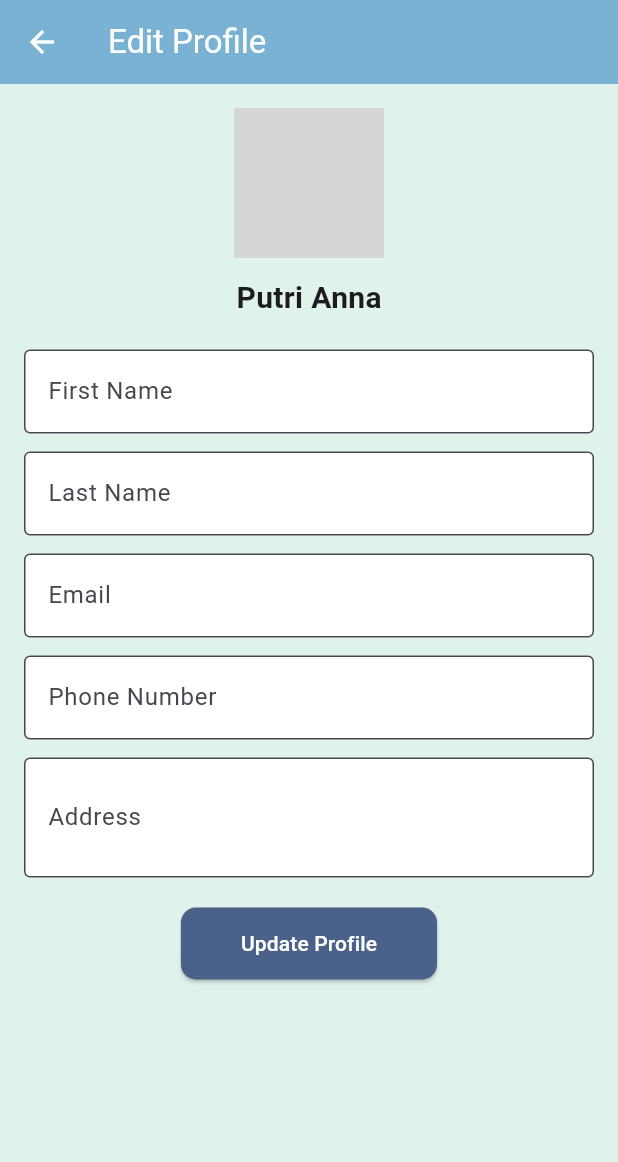
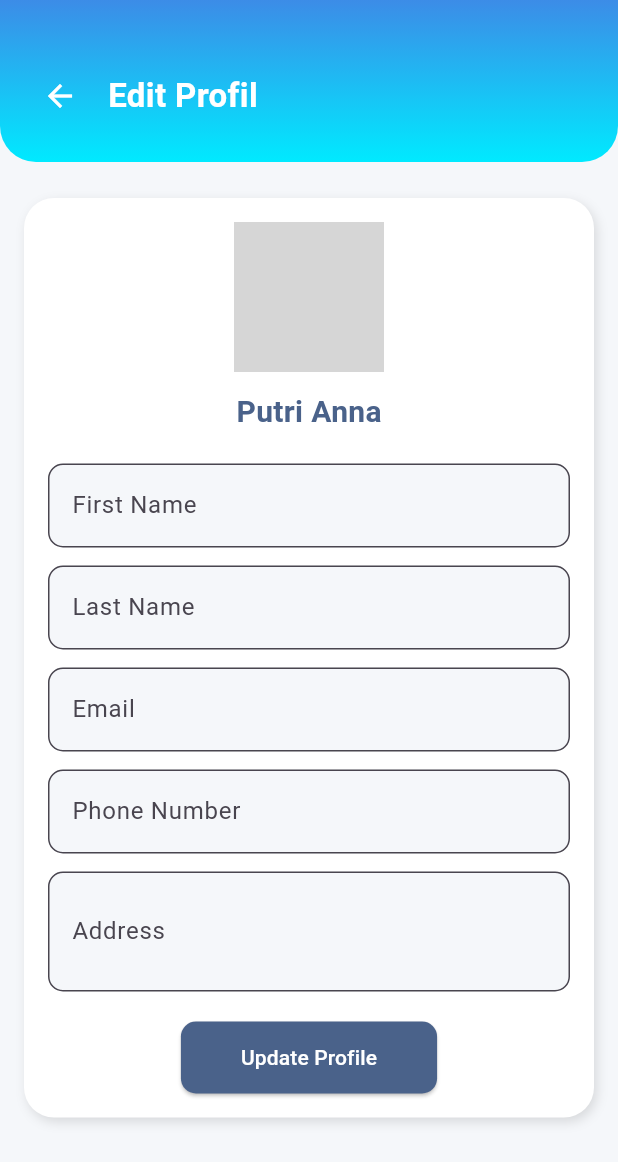
Before and after one commit to imxey/mobprog_3, a Flutter app: the EditProfileScreen screen opened directly, on a phone screen of 412 x 824 dp. Shown: the top 1162 px of the screen. Run offline on Flutter 3.47's test engine with Material 3 defaults, Android fonts, the phone set to English and light mode, and no system bars; our stand-ins replace flutter_rating_bar, infinite_carousel; network calls fail; grey boxes are pictures that could not be loaded.

Commit message:
tambah back about us & ganti design edit profile

```diff
--- a/lib/pages/aboutus.dart
+++ b/lib/pages/aboutus.dart
@@ -24,11 +24,20 @@ class AboutUsScreen extends StatelessWidget {
                 bottomRight: Radius.circular(24),
               ),
             ),
-            child: const SafeArea(
+            child: SafeArea(
               child: Column(
                 crossAxisAlignment: CrossAxisAlignment.start,
                 children: [
-                  Text(
+                  Row(
+                    children: [
+                      IconButton(
+                        icon: const Icon(Icons.arrow_back, color: Colors.white),
+                        onPressed: () {
+                          Navigator.pop(context);
+                        },
+                      ),
+                      const SizedBox(width: 8),
+                      const Text(
                         'Tentang Kami',
                         style: TextStyle(
                           color: Colors.white,
@@ -36,8 +45,10 @@ class AboutUsScreen extends StatelessWidget {
                           fontWeight: FontWeight.bold,
                         ),
                       ),
-                  SizedBox(height: 12),
-                  Text(
+                    ],
+                  ),
+                  const SizedBox(height: 12),
+                  const Text(
                     'Kami adalah mahasiswa TI yang berkolaborasi membuat aplikasi pemesanan jasa desain grafis berbasis mobile.',
                     style: TextStyle(color: Colors.white, fontSize: 14),
                   ),
@@ -45,6 +56,7 @@ class AboutUsScreen extends StatelessWidget {
               ),
             ),
           ),
+
 
           const SizedBox(height: 24),
 
--- a/lib/pages/editprofile.dart
+++ b/lib/pages/editprofile.dart
@@ -27,14 +27,66 @@ class _EditProfileScreenState extends State<EditProfileScreen> {
   @override
   Widget build(BuildContext context) {
     return Scaffold(
-      backgroundColor: const Color(0xFFDFF2EB),
-      appBar: AppBar(
-        backgroundColor: const Color(0xFF7AB2D3),
-        title: const Text('Edit Profile', style: TextStyle(color: Colors.white)),
-        iconTheme: const IconThemeData(color: Colors.white),
+      backgroundColor: const Color(0xFFF5F7FA),
+      body: Column(
+        children: [
+          // Gradient Header
+          Container(
+            width: double.infinity,
+            padding: const EdgeInsets.fromLTRB(16, 40, 16, 20),
+            decoration: const BoxDecoration(
+              gradient: LinearGradient(
+                colors: [Color(0xFF3C8CE7), Color(0xFF00EAFF)],
+                begin: Alignment.topCenter,
+                end: Alignment.bottomCenter,
               ),
-      body: SingleChildScrollView(
-        padding: const EdgeInsets.all(16.0),
+              borderRadius: BorderRadius.only(
+                bottomLeft: Radius.circular(24),
+                bottomRight: Radius.circular(24),
+              ),
+            ),
+            child: SafeArea(
+              child: Row(
+                children: [
+                  IconButton(
+                    icon: const Icon(Icons.arrow_back, color: Colors.white),
+                    onPressed: () {
+                      Navigator.pop(context);
+                    },
+                  ),
+                  const SizedBox(width: 8),
+                  const Text(
+                    'Edit Profil',
+                    style: TextStyle(
+                      color: Colors.white,
+                      fontSize: 22,
+                      fontWeight: FontWeight.bold,
+                    ),
+                  ),
+                ],
+              ),
+            ),
+          ),
+
+          const SizedBox(height: 24),
+
+          // Form Container
+          Expanded(
+            child: SingleChildScrollView(
+              padding: const EdgeInsets.symmetric(horizontal: 16),
+              child: Container(
+                padding: const EdgeInsets.all(16),
+                decoration: BoxDecoration(
+                  color: Colors.white,
+                  borderRadius: BorderRadius.circular(20),
+                  boxShadow: const [
+                    BoxShadow(
+                      color: Colors.black12,
+                      blurRadius: 6,
+                      offset: Offset(2, 3),
+                    ),
+                  ],
+                ),
                 child: Column(
                   children: [
                     Stack(
@@ -42,16 +94,16 @@ class _EditProfileScreenState extends State<EditProfileScreen> {
                       children: [
                         const CircleAvatar(
                           radius: 50,
-                  backgroundImage: AssetImage('assets/profile.png'), // ganti dengan gambar profilmu
+                          backgroundImage: AssetImage('assets/profile.png'),
                         ),
                         Positioned(
                           bottom: 0,
                           right: 0,
                           child: GestureDetector(
                             onTap: () {
-                      // Add your logic for changing the profile picture
+                              // Tambahkan logika ubah foto
                             },
-                    child: CircleAvatar(
+                            child: const CircleAvatar(
                               radius: 14,
                               backgroundColor: Colors.white,
                               child: Icon(Icons.camera_alt, size: 16, color: Colors.black),
@@ -63,74 +115,21 @@ class _EditProfileScreenState extends State<EditProfileScreen> {
                     const SizedBox(height: 12),
                     const Text(
                       'Putri Anna',
-              style: TextStyle(fontSize: 20, fontWeight: FontWeight.bold),
+                      style: TextStyle(fontSize: 20, fontWeight: FontWeight.bold, color: Color(0xFF4A628A)),
                     ),
                     const SizedBox(height: 20),
 
-            // First Name
-            TextField(
-              controller: firstNameController,
-              decoration: const InputDecoration(
-                labelText: "First Name",
-                filled: true,
-                fillColor: Colors.white,
-                border: OutlineInputBorder(),
-              ),
-            ),
+                    buildTextField("First Name", firstNameController),
                     const SizedBox(height: 12),
-
-            // Last Name
-            TextField(
-              controller: lastNameController,
-              decoration: const InputDecoration(
-                labelText: "Last Name",
-                filled: true,
-                fillColor: Colors.white,
-                border: OutlineInputBorder(),
-              ),
-            ),
+                    buildTextField("Last Name", lastNameController),
                     const SizedBox(height: 12),
-
-            // Email
-            TextField(
-              controller: emailController,
-              keyboardType: TextInputType.emailAddress,
-              decoration: const InputDecoration(
-                labelText: "Email",
-                filled: true,
-                fillColor: Colors.white,
-                border: OutlineInputBorder(),
-              ),
-            ),
+                    buildTextField("Email", emailController, keyboardType: TextInputType.emailAddress),
                     const SizedBox(height: 12),
-
-            // Phone Number
-            TextField(
-              controller: phoneController,
-              keyboardType: TextInputType.phone,
-              decoration: const InputDecoration(
-                labelText: "Phone Number",
-                filled: true,
-                fillColor: Colors.white,
-                border: OutlineInputBorder(),
-              ),
-            ),
+                    buildTextField("Phone Number", phoneController, keyboardType: TextInputType.phone),
                     const SizedBox(height: 12),
-
-            // Alamat
-            TextField(
-              controller: addressController,
-              maxLines: 2,
-              decoration: const InputDecoration(
-                labelText: "Address",
-                filled: true,
-                fillColor: Colors.white,
-                border: OutlineInputBorder(),
-              ),
-            ),
+                    buildTextField("Address", addressController, maxLines: 2),
                     const SizedBox(height: 20),
 
-            // Button
                     ElevatedButton(
                       style: ElevatedButton.styleFrom(
                         backgroundColor: const Color(0xFF4A628A),
@@ -138,7 +137,6 @@ class _EditProfileScreenState extends State<EditProfileScreen> {
                         shape: RoundedRectangleBorder(borderRadius: BorderRadius.circular(10)),
                       ),
                       onPressed: () {
-                // Simpan data profile
                         ScaffoldMessenger.of(context).showSnackBar(
                           const SnackBar(content: Text("Profile updated!")),
                         );
@@ -148,6 +146,32 @@ class _EditProfileScreenState extends State<EditProfileScreen> {
                   ],
                 ),
               ),
+            ),
+          ),
+        ],
+      ),
     );
   }
+
+  Widget buildTextField(
+      String label,
+      TextEditingController controller, {
+        TextInputType keyboardType = TextInputType.text,
+        int maxLines = 1,
+      }) {
+    return TextField(
+      controller: controller,
+      keyboardType: keyboardType,
+      maxLines: maxLines,
+      decoration: InputDecoration(
+        labelText: label,
+        filled: true,
+        fillColor: const Color(0xFFF5F7FA),
+        border: OutlineInputBorder(
+          borderRadius: BorderRadius.circular(10),
+        ),
+      ),
+    );
   }
+
+}
```
Lines whose indentation alone changed are shown as unchanged.
